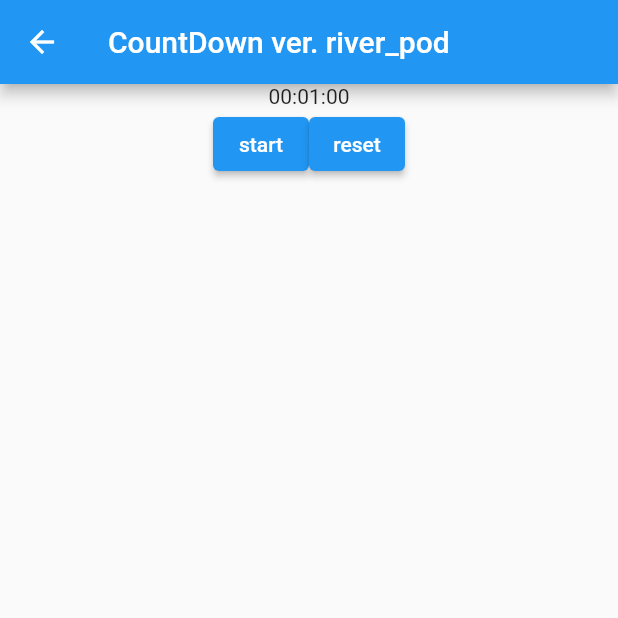
After one commit to omitsuhashi/flutter_sbx, a Flutter app: the CountDownRPPage screen opened directly, after a tap on "start", after a tap on "reset", on a phone screen of 412 x 824 dp, the top half of it. The commit adds this screen. Run offline on Flutter 3.47's test engine with Material 2 defaults, Android fonts, the phone set to English and light mode, and no system bars; our stand-ins replace flutter_riverpod.

Commit message:
add: count down sample

```diff
--- /dev/null
+++ b/lib/apps/countdown_rp/main.dart
@@ -0,0 +1,20 @@
+import 'package:flutter/material.dart';
+import 'package:flutter_sbx/apps/countdown_rp/view.dart';
+
+class CountDownRPPage extends StatelessWidget {
+  const CountDownRPPage({Key? key}) : super(key: key);
+
+  @override
+  Widget build(BuildContext context) {
+    return Scaffold(
+      body: Center(
+        child: Column(
+          children: const [TimerWidget()],
+        ),
+      ),
+      appBar: AppBar(
+        title: const Text('CountDown ver. river_pod'),
+      ),
+    );
+  }
+}
--- /dev/null
+++ b/lib/apps/countdown_rp/model.dart
@@ -0,0 +1,19 @@
+class TimeModel {
+  late final DateTime time;
+  late final DateTime pivot;
+
+  TimeModel(this.pivot, {hour = 0, minute = 0, second = 0}) {
+    time = pivot.add(Duration(hours: hour, minutes: minute, seconds: second));
+  }
+
+  String get displayTime {
+    final hour = time.hour.toString().padLeft(2, '0');
+    final minute = time.minute.toString().padLeft(2, '0');
+    final second = time.second.toString().padLeft(2, '0');
+    return '$hour:$minute:$second';
+  }
+
+  DateTime countdown() {
+    return time.add(const Duration(seconds: -1));
+  }
+}
--- /dev/null
+++ b/lib/apps/countdown_rp/provider.dart
@@ -0,0 +1,49 @@
+import 'dart:async';
+
+import 'package:flutter_riverpod/flutter_riverpod.dart';
+
+import 'model.dart';
+
+const minute = 1;
+final DateTime _pivot = DateTime(0);
+
+final isActiveProvider = StateProvider((_) => false);
+
+class TimerState extends StateNotifier<TimeModel> {
+  final StateNotifierProviderRef _ref;
+  late final StateController<bool> isActiveController;
+
+  Timer? _timer;
+
+  TimerState(this._ref, TimeModel state) : super(state) {
+    isActiveController = _ref.read(isActiveProvider.state);
+  }
+
+  start() {
+    isActiveController.state = true;
+    _timer = Timer.periodic(const Duration(seconds: 1), (_) {
+      if (state.time.isAfter(_pivot)) {
+        final cd = state.countdown();
+        state = TimeModel(_pivot,
+            hour: cd.hour, minute: cd.minute, second: cd.second);
+      } else {
+        // TODO: raise event
+        stop();
+      }
+    });
+  }
+
+  stop() {
+    isActiveController.state = false;
+    _timer?.cancel();
+  }
+
+  reset() {
+    stop();
+    state = TimeModel(_pivot, minute: minute);
+  }
+}
+
+// 1分をカウントダウン
+final timerProvider = StateNotifierProvider<TimerState, TimeModel>(
+    (ref) => TimerState(ref, TimeModel(_pivot, minute: minute)));
--- /dev/null
+++ b/lib/apps/countdown_rp/view.dart
@@ -0,0 +1,60 @@
+import 'package:flutter/material.dart';
+import 'package:flutter_riverpod/flutter_riverpod.dart';
+import 'package:flutter_sbx/apps/countdown_rp/provider.dart';
+
+class TimerWidget extends StatelessWidget {
+  const TimerWidget({Key? key}) : super(key: key);
+
+  @override
+  Widget build(BuildContext context) {
+    return Center(
+        child: Column(
+      children: const [CounterWidget(), ButtonsWidget()],
+      mainAxisAlignment: MainAxisAlignment.center,
+    ));
+  }
+}
+
+class CounterWidget extends ConsumerWidget {
+  const CounterWidget({Key? key}) : super(key: key);
+
+  @override
+  Widget build(BuildContext context, WidgetRef ref) {
+    final counter =
+        ref.watch(timerProvider.select((value) => value.displayTime));
+    return Text(counter.toString());
+  }
+}
+
+class ButtonsWidget extends ConsumerWidget {
+  const ButtonsWidget({Key? key}) : super(key: key);
+  @override
+  Widget build(BuildContext context, WidgetRef ref) {
+    final isActive = ref.watch(isActiveProvider.state);
+    return Row(
+      mainAxisAlignment: MainAxisAlignment.center,
+      children: [
+        isActive.state
+            ? ButtonWidget('pause', () {
+                ref.read(timerProvider.notifier).stop();
+              })
+            : ButtonWidget('start', () {
+                ref.read(timerProvider.notifier).start();
+              }),
+        ButtonWidget('reset', ref.read(timerProvider.notifier).reset),
+      ],
+    );
+  }
+}
+
+class ButtonWidget extends StatelessWidget {
+  final String text;
+  final VoidCallback onPressed;
+
+  const ButtonWidget(this.text, this.onPressed, {Key? key}) : super(key: key);
+
+  @override
+  Widget build(BuildContext context) {
+    return ElevatedButton(onPressed: onPressed, child: Text(text));
+  }
+}
--- a/lib/main.dart
+++ b/lib/main.dart
@@ -1,6 +1,7 @@
 import 'package:flutter/material.dart';
 import 'package:flutter_riverpod/flutter_riverpod.dart';
 import 'package:flutter_sbx/apps/countdown/main.dart';
+import 'package:flutter_sbx/apps/countdown_rp/main.dart';
 import 'package:flutter_sbx/apps/pageview/home.dart';
 import 'package:flutter_sbx/apps/provider/home.dart';
 
@@ -37,6 +38,10 @@ class Home extends StatelessWidget {
           children: [
             TextButton(
                 onPressed: () => Navigator.of(context).push(MaterialPageRoute(
+                    builder: (context) => const CountDownRPPage())),
+                child: const Text('CountDown ver. river_pod')),
+            TextButton(
+                onPressed: () => Navigator.of(context).push(MaterialPageRoute(
                     builder: (context) => const CountDownPage())),
                 child: const Text('CountDown')),
             TextButton(
```
